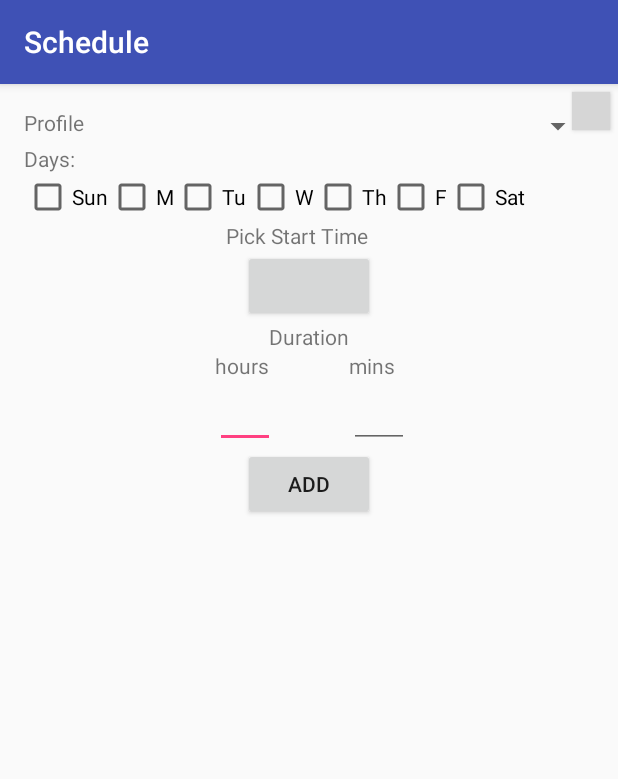
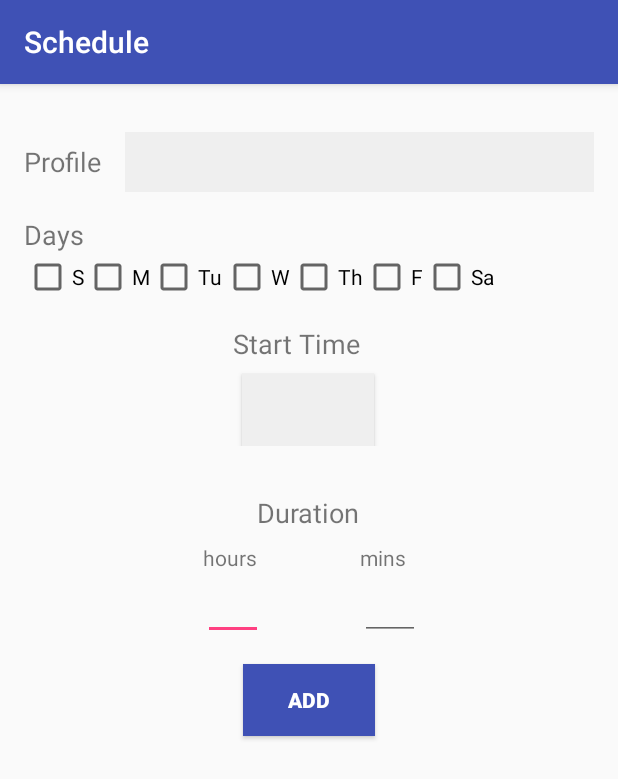
Before and after one commit to RedBanHammer/focus-client-android, an Android app: the AddProfileToSchedule screen opened directly, with no data from a screen before it, on a phone screen of 412 x 824 dp. Shown: the top 779 px of the screen. Run offline under Robolectric (Android 15) with nearby library versions, the phone set to English and light mode, and no system bars; 1 statement that could not run was skipped; grey boxes are pictures that could not be loaded.

Commit message:
UI: Fix layout for adding profile to a schedule

```diff
--- a/app/src/main/res/layout/activity_add_profile_to_schedule.xml
+++ b/app/src/main/res/layout/activity_add_profile_to_schedule.xml
@@ -11,21 +11,24 @@
         android:orientation="vertical">
         <RelativeLayout
             android:layout_width="match_parent"
-            android:layout_height="wrap_content">
+            android:layout_height="40dp"
+            android:layout_marginTop="16dp"
+            android:layout_marginBottom="16dp">
             <TextView
                 android:id="@+id/profile"
                 android:layout_width="wrap_content"
                 android:layout_height="wrap_content"
-                android:text="Profile" />
+                android:layout_centerVertical="true"
+                android:text="Profile"
+                android:textSize="18sp"/>
             <Spinner
                 android:id="@+id/profile_spinner"
-                android:layout_alignParentEnd="true"
                 android:layout_toEndOf="@id/profile"
                 android:layout_width="match_parent"
                 android:layout_marginLeft="@dimen/fab_margin"
-                android:layout_height="wrap_content"
-                android:text="@string/add_profiles"
-                android:layout_alignTop="@id/profile" />
+                android:layout_height="match_parent"
+                android:background="@color/toolbar"
+                android:text="@string/add_profiles" />
         </RelativeLayout>
 
         <RelativeLayout
@@ -35,7 +38,8 @@
                 android:id="@+id/create_schedule_days"
                 android:layout_width="wrap_content"
                 android:layout_height="wrap_content"
-                android:text="@string/create_schedule_days" />
+                android:text="@string/create_schedule_days"
+                android:textSize="18sp" />
             <android.support.v7.widget.AppCompatCheckBox
                 android:id="@+id/sunday"
                 android:layout_width="wrap_content"
@@ -90,19 +94,24 @@
             android:id="@+id/start_time_layout"
             android:layout_width="wrap_content"
             android:layout_height="wrap_content"
-            android:layout_gravity="center_horizontal">
+            android:layout_gravity="center_horizontal"
+            android:layout_marginTop="16dp"
+            android:layout_marginBottom="16dp">
             <TextView
                 android:id="@+id/start_time"
                 android:layout_width="wrap_content"
                 android:layout_height="wrap_content"
                 android:text="@string/start_time"
+                android:textSize="18sp"
                 android:paddingRight="@dimen/fab_margin"
+                android:layout_marginBottom="8dp"
                 android:layout_centerHorizontal="true"/>
             <Button
                 android:id="@+id/start_time_button"
                 android:layout_below="@id/start_time"
                 android:layout_width="wrap_content"
                 android:layout_height="wrap_content"
+                android:background="@color/toolbar"
                 android:layout_centerHorizontal="true"/>
         </RelativeLayout>
 
@@ -110,12 +119,16 @@
             android:id="@+id/duration_layout"
             android:layout_width="match_parent"
             android:layout_height="wrap_content"
-            android:layout_gravity="center_horizontal">
+            android:layout_gravity="center_horizontal"
+            android:layout_marginTop="16dp"
+            android:layout_marginBottom="16dp">
             <TextView
                 android:id="@+id/duration_text"
                 android:layout_width="wrap_content"
                 android:layout_height="wrap_content"
                 android:text="@string/duration"
+                android:textSize="18sp"
+                android:layout_marginBottom="8dp"
                 android:layout_centerHorizontal="true"/>
             <TextView
                 android:id="@+id/hours"
@@ -152,15 +165,11 @@
             android:layout_below="@id/duration_layout"
             android:layout_width="wrap_content"
             android:layout_height="wrap_content"
+            android:background="@color/colorPrimary"
+            android:textColor="@android:color/white"
+            android:textStyle="bold"
             android:text="@string/add_profiles"
             android:layout_gravity="center_horizontal"/>
 
     </LinearLayout>
-    <Button android:layout_alignParentRight="true" android:text="X"
-        android:textColor="#FFF" android:background="@drawable/cancel"
-        android:gravity="center_vertical|center_horizontal"
-        android:layout_margin="5dp" android:layout_height="25dp"
-        android:id="@+id/cancel_button"
-        android:layout_width="25dp" android:textSize="12sp" android:textStyle="bold"
-        android:onClick="cancelActivity" />
 </RelativeLayout>
--- a/app/src/main/res/values/strings.xml
+++ b/app/src/main/res/values/strings.xml
@@ -5,18 +5,18 @@
     <string name="textview">TextView</string>
     <string name="appicon">appicon</string>
     <string name="profilename">ProfileName</string>
-    <string name="start_time">Pick Start Time</string>
+    <string name="start_time">Start Time</string>
     <string name="duration">Duration</string>
     <string name="add_profile_text">Profile</string>
-    <string name="create_schedule_days">Days: </string>
+    <string name="create_schedule_days">Days</string>
     <string name="add_profiles">Add</string>
-    <string name="sunday">Sun</string>
+    <string name="sunday">S</string>
     <string name="monday">M</string>
     <string name="tuesday">Tu</string>
     <string name="wednesday">W</string>
     <string name="thursday">Th</string>
     <string name="friday">F</string>
-    <string name="saturday">Sat</string>
+    <string name="saturday">Sa</string>
     <string name="repeat_weekly">Repeat Weekly</string>
     <string name="set_schedule_name">Schedule Name</string>
     <!-- TODO: Remove or change this placeholder text -->
```
